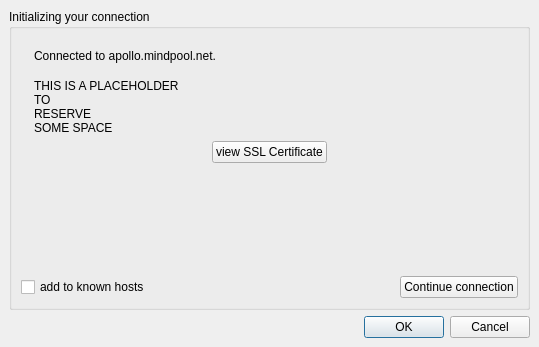
The window that src/qtui/ui/coreconnectdlg.ui (quassel/quassel) describes before a commit, drawn with Qt 5.
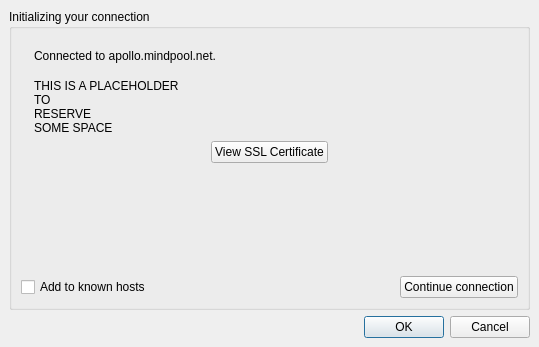
The same window after the commit. Icons and pictures are not drawn.

What changed in the file:
```diff
--- a/src/qtui/ui/coreconnectdlg.ui
+++ b/src/qtui/ui/coreconnectdlg.ui
@@ -143,16 +143,8 @@
        </item>
       </layout>
      </widget>
-     <widget class="QWidget" name="loginPage" >
-      <property name="geometry" >
-       <rect>
-        <x>0</x>
-        <y>0</y>
-        <width>539</width>
-        <height>347</height>
-       </rect>
-      </property>
-      <layout class="QVBoxLayout" >
+     <widget class="QWidget" name="loginPage">
+      <layout class="QVBoxLayout">
        <item>
         <widget class="QGroupBox" name="groupBox_2" >
          <property name="sizePolicy" >
@@ -351,9 +343,9 @@
                  </spacer>
                 </item>
                 <item>
-                 <widget class="QPushButton" name="viewSslCertButton" >
-                  <property name="text" >
-                   <string>view SSL Certificate</string>
+                 <widget class="QPushButton" name="viewSslCertButton">
+                  <property name="text">
+                   <string>View SSL Certificate</string>
                   </property>
                  </widget>
                 </item>
@@ -388,9 +380,9 @@
               <item>
                <layout class="QHBoxLayout" name="horizontalLayout_2" >
                 <item>
-                 <widget class="QCheckBox" name="ignoreWarningsPermanently" >
-                  <property name="text" >
-                   <string>add to known hosts</string>
+                 <widget class="QCheckBox" name="ignoreWarningsPermanently">
+                  <property name="text">
+                   <string>Add to known hosts</string>
                   </property>
                  </widget>
                 </item>
```
Left out of the diff: 394 changed lines with no effect on the pictures.
